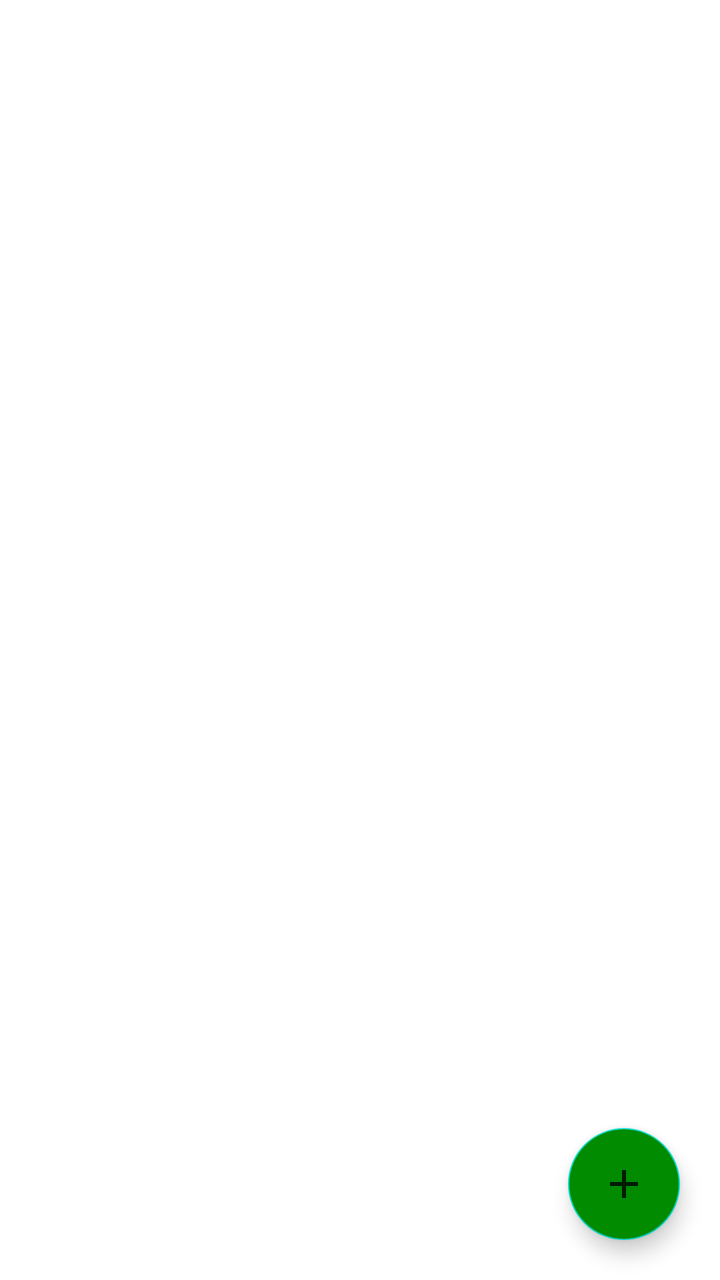
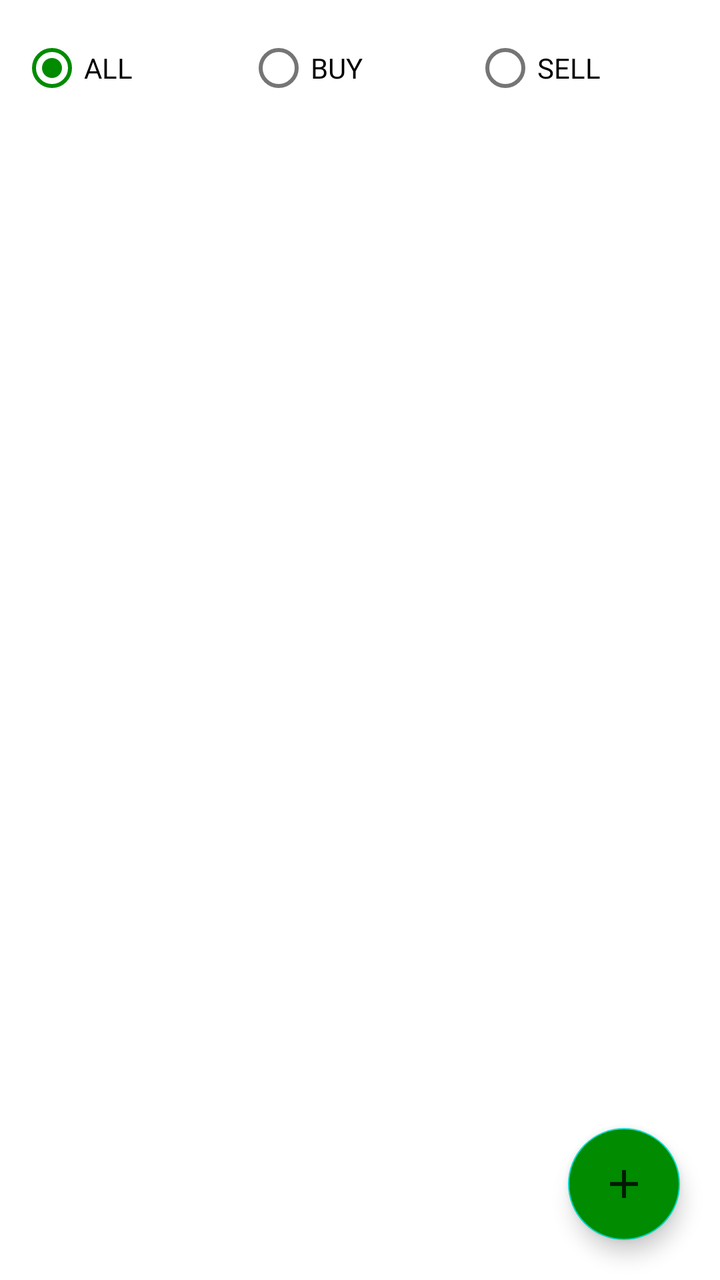

Compare the two renders of this Android layout. The source of the first and the diff that turns it into the second are given below.
<!-- AndroidManifest.xml: application theme AppTheme -->
<!-- res/layout/activity_trade.xml -->
<?xml version="1.0" encoding="utf-8"?>
<androidx.constraintlayout.widget.ConstraintLayout xmlns:android="http://schemas.android.com/apk/res/android"
    xmlns:app="http://schemas.android.com/apk/res-auto"
    xmlns:tools="http://schemas.android.com/tools"
    android:layout_width="match_parent"
    android:layout_height="match_parent"
    android:theme="@style/AppTheme"
    tools:context=".TradeActivity">
    
    <androidx.recyclerview.widget.RecyclerView
        android:id="@+id/recyler_trades_list"
        android:layout_width="match_parent"
        android:layout_height="match_parent"
        android:layout_marginEnd="8dp"
        android:layout_marginStart="8dp"
        android:layout_marginTop="8dp"
        app:layout_constraintEnd_toEndOf="parent"
        app:layout_constraintStart_toStartOf="parent"
        app:layout_constraintTop_toTopOf="parent" />

    <com.google.android.material.floatingactionbutton.FloatingActionButton
        android:id="@+id/fab_new_trade"
        android:layout_width="56dp"
        android:layout_height="56dp"
        android:layout_gravity="end|bottom"
        android:layout_margin="20dp"
        android:layout_marginEnd="44dp"
        android:layout_marginBottom="40dp"
        android:backgroundTint="@color/colorPrimary"
        android:src="@drawable/ic_add"
        android:tint="@color/colorWhite"
        app:layout_constraintBottom_toBottomOf="parent"
        app:layout_constraintEnd_toEndOf="parent" />
</androidx.constraintlayout.widget.ConstraintLayout>
<!-- resources referenced by this layout -->
<resources>
  <color name="colorPrimary">#008b00</color>
  <color name="colorWhite">#ffffff</color>
  <!-- drawable ic_add (drawable-anydpi) -->
  <vector xmlns:android="http://schemas.android.com/apk/res/android"
      android:width="24dp"
      android:height="24dp"
      android:viewportWidth="24"
      android:viewportHeight="24"
      android:tint="#FFFFFF"
      android:alpha="0.8">
      <path
          android:fillColor="#FF000000"
          android:pathData="M19,13h-6v6h-2v-6H5v-2h6V5h2v6h6v2z"/>
  </vector>
  <style name="AppTheme" parent="Theme.MaterialComponents.Light">
          
          <item name="colorPrimary">@color/colorPrimary</item>
          <item name="colorPrimaryDark">@color/colorPrimaryDark</item>
          <item name="colorAccent">@color/colorAccent</item>
          <item name="statusBarBackground">@color/colorAccent</item>
          <item name="colorControlNormal">@color/colorWhite</item>
      </style>
  <color name="colorPrimaryDark">#00b248</color>
  <color name="colorAccent">#008b00</color>
</resources>

<!-- the commit's change to res/layout/activity_trade.xml (unified diff, before → after) -->
@@ -6,17 +6,45 @@
     android:layout_height="match_parent"
     android:theme="@style/AppTheme"
     tools:context=".TradeActivity">
-    
+    <RadioGroup
+        android:id="@+id/radio_group"
+        android:layout_width="match_parent"
+        android:layout_margin="10dp"
+        android:layout_height="wrap_content"
+        android:layout_above="@+id/view_below"
+        android:orientation="horizontal"
+        app:layout_constraintEnd_toEndOf="parent"
+        app:layout_constraintStart_toStartOf="parent"
+        app:layout_constraintTop_toTopOf="parent">
+        <RadioButton
+            android:id="@+id/radioAllSort"
+            android:layout_width="0dp"
+            android:layout_height="wrap_content"
+            android:layout_weight="1"
+            android:checked="true"
+            android:text="ALL" />
+        <RadioButton
+            android:id="@+id/radioBuySort"
+            android:layout_width="0dp"
+            android:layout_height="wrap_content"
+            android:layout_weight="1"
+            android:text="BUY" />
+
+        <RadioButton
+            android:id="@+id/radioSellSort"
+            android:layout_width="0dp"
+            android:layout_height="wrap_content"
+            android:layout_weight="1"
+            android:text="SELL" />
+    </RadioGroup>
+
     <androidx.recyclerview.widget.RecyclerView
         android:id="@+id/recyler_trades_list"
         android:layout_width="match_parent"
-        android:layout_height="match_parent"
-        android:layout_marginEnd="8dp"
-        android:layout_marginStart="8dp"
-        android:layout_marginTop="8dp"
+        android:layout_height="644dp"
         app:layout_constraintEnd_toEndOf="parent"
         app:layout_constraintStart_toStartOf="parent"
-        app:layout_constraintTop_toTopOf="parent" />
+        app:layout_constraintTop_toBottomOf="@+id/radio_group" />
 
     <com.google.android.material.floatingactionbutton.FloatingActionButton
         android:id="@+id/fab_new_trade"
